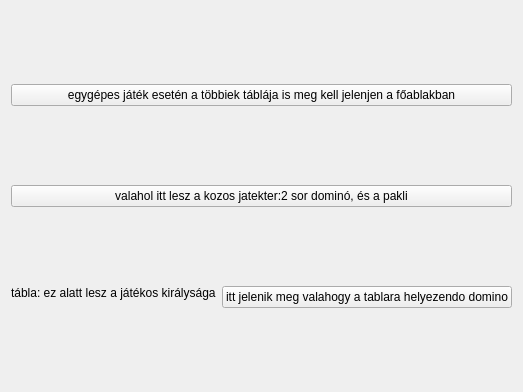
The window that jatek/widget.ui (rrmrrm/dominoSzeru) describes before a commit, drawn with Qt 5.
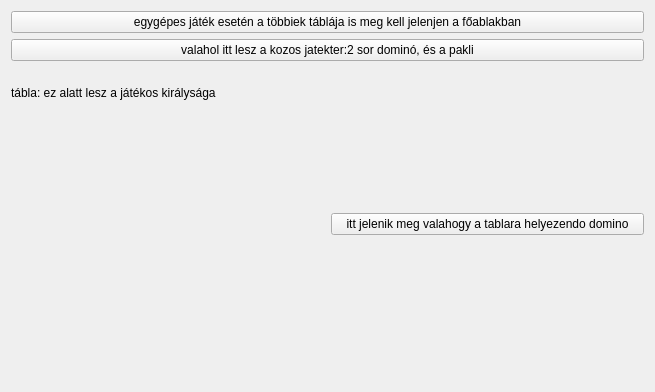
The same window after the commit. Custom widgets are drawn as their Qt base class.

```diff
--- a/jatek/widget.ui
+++ b/jatek/widget.ui
@@ -6,32 +6,32 @@
    <rect>
     <x>0</x>
     <y>0</y>
-    <width>501</width>
+    <width>655</width>
     <height>392</height>
    </rect>
   </property>
   <property name="windowTitle">
    <string>Widget</string>
   </property>
-  <layout class="QVBoxLayout" name="mainLayout">
-   <item>
+  <layout class="QGridLayout" name="mainLayout">
+   <item row="0" column="0">
     <widget class="QPushButton" name="pushButton_3">
      <property name="text">
       <string>egygépes játék esetén a többiek táblája is meg kell jelenjen a főablakban</string>
      </property>
     </widget>
    </item>
-   <item>
+   <item row="1" column="0">
     <widget class="QPushButton" name="pushButton_2">
      <property name="text">
       <string>valahol itt lesz a kozos jatekter:2 sor dominó, és a pakli</string>
      </property>
     </widget>
    </item>
-   <item>
+   <item row="2" column="0">
     <layout class="QHBoxLayout" name="horizontalLayout">
      <item>
-      <layout class="QVBoxLayout" name="verticalLayout">
+      <layout class="QVBoxLayout" name="verticalLayout" stretch="1,5">
        <item>
         <widget class="QLabel" name="label">
          <property name="text">
@@ -41,6 +41,9 @@
        </item>
        <item>
         <layout class="QGridLayout" name="tableContainerLaout">
+         <property name="sizeConstraint">
+          <enum>QLayout::SetMaximumSize</enum>
+         </property>
          <item row="0" column="0">
           <widget class="QWidget" name="table" native="true"/>
          </item>
@@ -60,6 +63,14 @@
   </layout>
  </widget>
  <layoutdefault spacing="6" margin="11"/>
+ <customwidgets>
+  <customwidget>
+   <class>TableWidget</class>
+   <extends>QWidget</extends>
+   <header location="global">tablewidget.h</header>
+   <container>1</container>
+  </customwidget>
+ </customwidgets>
  <resources/>
  <connections/>
 </ui>
```
Left out of the diff: 7 changed lines with no effect on the pictures.
